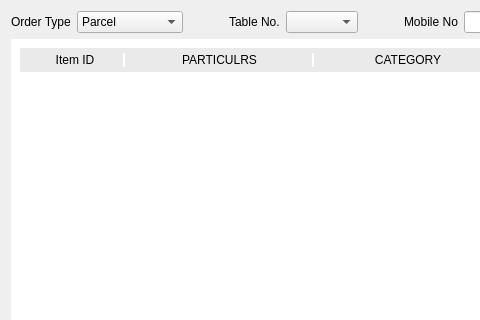
The window that menu/order/orderwidget.ui (Anmol-A-jain/Dyner) describes before a commit, drawn with Qt 5; both pictures show x 0 to 480 and y 0 to 320 of the 1054 by 729 pixel window.
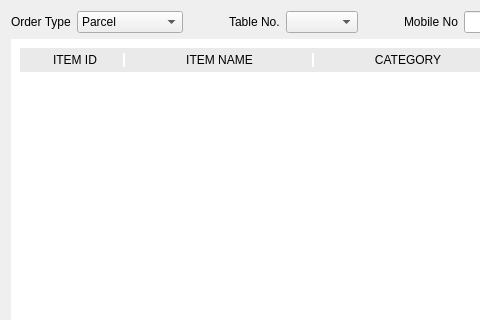
The same window after the commit.

What changed in the file:
```diff
--- a/menu/order/orderwidget.ui
+++ b/menu/order/orderwidget.ui
@@ -222,7 +222,10 @@
               <enum>QFrame::NoFrame</enum>
              </property>
              <property name="text">
-              <string>&lt;html&gt;&lt;head/&gt;&lt;body&gt;&lt;p align=&quot;center&quot;&gt;Item ID&lt;/p&gt;&lt;/body&gt;&lt;/html&gt;</string>
+              <string>ITEM ID</string>
+             </property>
+             <property name="alignment">
+              <set>Qt::AlignCenter</set>
              </property>
             </widget>
            </item>
@@ -242,7 +245,10 @@
               <enum>QFrame::NoFrame</enum>
              </property>
              <property name="text">
-              <string>&lt;html&gt;&lt;head/&gt;&lt;body&gt;&lt;p align=&quot;center&quot;&gt;PARTICULRS&lt;/p&gt;&lt;/body&gt;&lt;/html&gt;</string>
+              <string>ITEM NAME</string>
+             </property>
+             <property name="alignment">
+              <set>Qt::AlignCenter</set>
              </property>
             </widget>
            </item>
```
Left out of the diff: 3 changed lines with no effect on the pictures.
